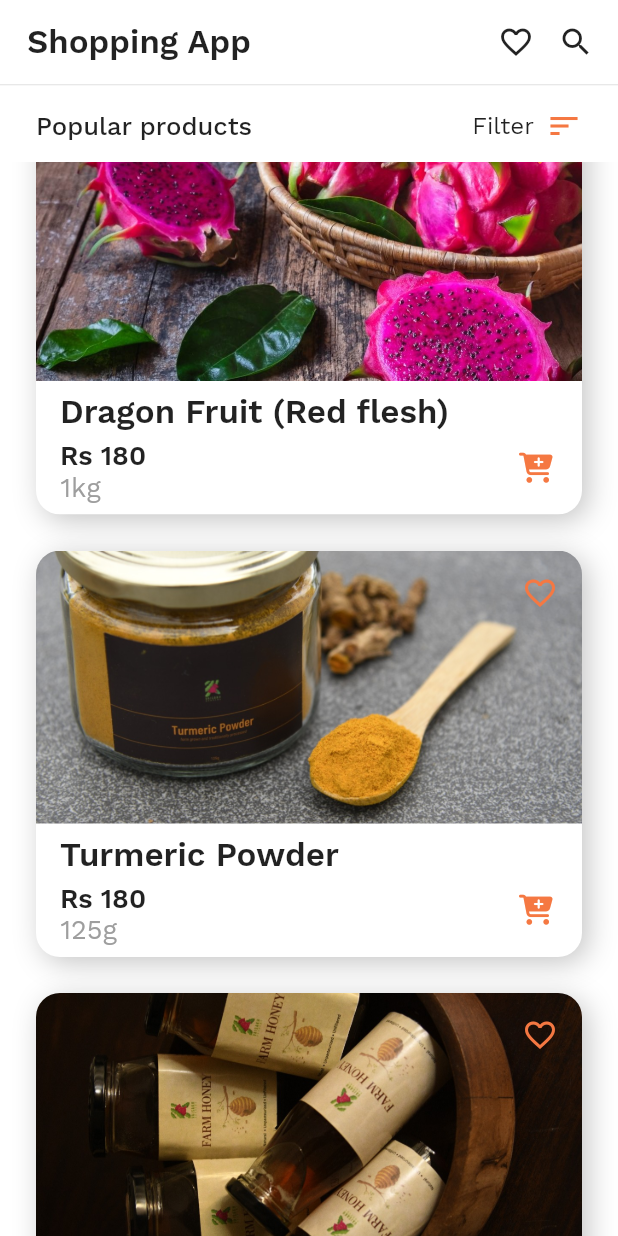
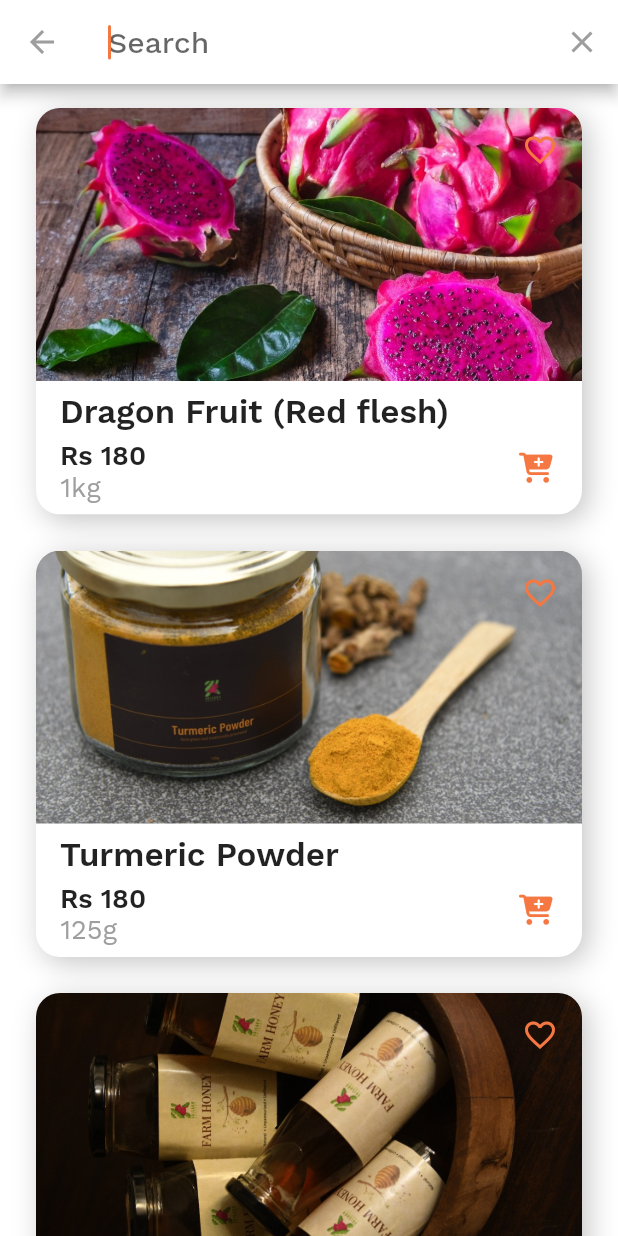
Before and after one commit to rijaz-logiticks/Shopping-App-UI, a Flutter app: the screen it shows after launch, scrolled down 52 dp, after a tap on the "search" icon, on a phone screen of 412 x 824 dp. Run offline on Flutter 3.47's test engine with Material 2 defaults, Android fonts, the phone set to English and light mode, and no system bars; our stand-ins replace flushbar, font_awesome_flutter.

Commit message:
added search products

```diff
--- a/lib/models/shopping_list_data.dart
+++ b/lib/models/shopping_list_data.dart
@@ -13,7 +13,7 @@ class Product {
     this.categoryId,
   });
 
-  static List<Product> shoppingList = <Product>[
+  static List<Product> demoProducts = <Product>[
     Product(
       image: 'assets/images/shopping_1.jpeg',
       name: 'Dragon Fruit (Red flesh) ',
--- a/lib/screens/shopping_home_screen.dart
+++ b/lib/screens/shopping_home_screen.dart
@@ -1,11 +1,11 @@
 import 'dart:ui';
 
 import 'package:flutter/material.dart';
-import 'package:font_awesome_flutter/font_awesome_flutter.dart';
 import 'package:intl/intl.dart';
 import 'package:shopping_ui/models/shopping_list_data.dart';
 import 'package:shopping_ui/theme/shopping_app_theme.dart';
 import 'package:shopping_ui/widgets/calendar_popup_view.dart';
+import 'package:shopping_ui/widgets/custom_search_delegate.dart';
 import 'package:shopping_ui/widgets/shopping_list_view.dart';
 
 class ShoppingHomeScreen extends StatefulWidget {
@@ -16,7 +16,7 @@ class ShoppingHomeScreen extends StatefulWidget {
 class _ShoppingHomeScreenState extends State<ShoppingHomeScreen>
     with TickerProviderStateMixin {
   late AnimationController animationController;
-  List<Product> shoppingList = Product.shoppingList;
+  List<Product> productList = Product.demoProducts;
   final ScrollController _scrollController = ScrollController();
 
   DateTime startDate = DateTime.now();
@@ -76,13 +76,13 @@ class _ShoppingHomeScreenState extends State<ShoppingHomeScreen>
                         color:
                             ShoppingAppTheme.buildLightTheme().backgroundColor,
                         child: ListView.builder(
-                          itemCount: shoppingList.length,
+                          itemCount: productList.length,
                           padding: const EdgeInsets.only(top: 8),
                           scrollDirection: Axis.vertical,
                           itemBuilder: (BuildContext context, int index) {
-                            final int count = shoppingList.length > 10
+                            final int count = productList.length > 10
                                 ? 10
-                                : shoppingList.length;
+                                : productList.length;
                             final Animation<double> animation =
                                 Tween<double>(begin: 0.0, end: 1.0).animate(
                                     CurvedAnimation(
@@ -93,7 +93,7 @@ class _ShoppingHomeScreenState extends State<ShoppingHomeScreen>
                             animationController.forward();
                             return ShoppingListView(
                               callback: () {},
-                              shoppingData: shoppingList[index],
+                              shoppingData: productList[index],
                               animation: animation,
                               animationController: animationController,
                             );
@@ -133,11 +133,11 @@ class _ShoppingHomeScreenState extends State<ShoppingHomeScreen>
                   return const SizedBox();
                 } else {
                   return ListView.builder(
-                    itemCount: shoppingList.length,
+                    itemCount: productList.length,
                     scrollDirection: Axis.vertical,
                     itemBuilder: (BuildContext context, int index) {
                       final int count =
-                          shoppingList.length > 10 ? 10 : shoppingList.length;
+                          productList.length > 10 ? 10 : productList.length;
                       final Animation<double> animation =
                           Tween<double>(begin: 0.0, end: 1.0).animate(
                               CurvedAnimation(
@@ -148,7 +148,7 @@ class _ShoppingHomeScreenState extends State<ShoppingHomeScreen>
 
                       return ShoppingListView(
                         callback: () {},
-                        shoppingData: shoppingList[index],
+                        shoppingData: productList[index],
                         animation: animation,
                         animationController: animationController,
                       );
@@ -164,9 +164,9 @@ class _ShoppingHomeScreenState extends State<ShoppingHomeScreen>
   }
 
   Widget getHotelViewList() {
-    final List<Widget> shoppingListViews = <Widget>[];
-    for (int i = 0; i < shoppingList.length; i++) {
-      final int count = shoppingList.length;
+    final List<Widget> productListViews = <Widget>[];
+    for (int i = 0; i < productList.length; i++) {
+      final int count = productList.length;
       final Animation<double> animation =
           Tween<double>(begin: 0.0, end: 1.0).animate(
         CurvedAnimation(
@@ -174,10 +174,10 @@ class _ShoppingHomeScreenState extends State<ShoppingHomeScreen>
           curve: Interval((1 / count) * i, 1.0, curve: Curves.fastOutSlowIn),
         ),
       );
-      shoppingListViews.add(
+      productListViews.add(
         ShoppingListView(
           callback: () {},
-          shoppingData: shoppingList[i],
+          shoppingData: productList[i],
           animation: animation,
           animationController: animationController,
         ),
@@ -185,7 +185,7 @@ class _ShoppingHomeScreenState extends State<ShoppingHomeScreen>
     }
     animationController.forward();
     return Column(
-      children: shoppingListViews,
+      children: productListViews,
     );
   }
 
@@ -356,9 +356,7 @@ class _ShoppingHomeScreenState extends State<ShoppingHomeScreen>
                     borderRadius: const BorderRadius.all(
                       Radius.circular(4.0),
                     ),
-                    onTap: () {
-
-                    },
+                    onTap: () {},
                     child: Padding(
                       padding: const EdgeInsets.only(left: 8),
                       child: Row(
@@ -471,7 +469,11 @@ class _ShoppingHomeScreenState extends State<ShoppingHomeScreen>
                       borderRadius: const BorderRadius.all(
                         Radius.circular(32.0),
                       ),
-                      onTap: () {},
+                      onTap: () {
+                        showSearch(
+                            context: context,
+                            delegate: CustomSearchDelegate());
+                      },
                       child: Padding(
                         padding: const EdgeInsets.all(8.0),
                         child: Icon(Icons.search),
--- /dev/null
+++ b/lib/widgets/custom_search_delegate.dart
@@ -0,0 +1,86 @@
+import 'package:flutter/material.dart';
+import 'package:shopping_ui/models/shopping_list_data.dart';
+import 'package:shopping_ui/theme/shopping_app_theme.dart';
+import 'package:shopping_ui/widgets/shopping_list_view.dart';
+
+import 'search_product_item.dart';
+
+class CustomSearchDelegate extends SearchDelegate {
+  @override
+  List<Widget> buildActions(BuildContext context) {
+    return [
+      IconButton(
+        icon: Icon(Icons.clear),
+        onPressed: () {
+          query = '';
+        },
+      ),
+    ];
+  }
+
+  @override
+  Widget buildLeading(BuildContext context) {
+    return IconButton(
+      icon: Icon(Icons.arrow_back),
+      onPressed: () {
+        close(context, null);
+      },
+    );
+  }
+
+  @override
+  Widget buildResults(BuildContext context) {
+    // if (query.length < 3)
+    //   return Column(
+    //     mainAxisAlignment: MainAxisAlignment.center,
+    //     children: <Widget>[
+    //       Center(
+    //         child: Text(
+    //           "Search term must be longer than two letters.",
+    //         ),
+    //       )
+    //     ],
+    //   );
+
+    List<Product> products = Product.demoProducts
+        .where((e) => (e.name!.toLowerCase().contains(query.toLowerCase())))
+        .toList();
+
+    return Container(
+      color: ShoppingAppTheme.buildLightTheme().backgroundColor,
+      child: ListView.builder(
+        itemCount: products.length,
+        padding: const EdgeInsets.only(top: 8),
+        scrollDirection: Axis.vertical,
+        itemBuilder: (BuildContext context, int index) {
+          return SearchProductItem(
+            callback: () {},
+            product: products[index],
+          );
+        },
+      ),
+    );
+  }
+
+  @override
+  Widget buildSuggestions(BuildContext context) {
+    List<Product> products = Product.demoProducts
+        .where((e) => (e.name!.toLowerCase().contains(query.toLowerCase())))
+        .toList();
+
+    return Container(
+      color: ShoppingAppTheme.buildLightTheme().backgroundColor,
+      child: ListView.builder(
+        itemCount: products.length,
+        padding: const EdgeInsets.only(top: 8),
+        scrollDirection: Axis.vertical,
+        itemBuilder: (BuildContext context, int index) {
+          return SearchProductItem(
+            callback: () {},
+            product: products[index],
+          );
+        },
+      ),
+    );
+  }
+}
--- /dev/null
+++ b/lib/widgets/search_product_item.dart
@@ -0,0 +1,144 @@
+import 'package:flutter/material.dart';
+import 'package:font_awesome_flutter/font_awesome_flutter.dart';
+import 'package:shopping_ui/models/shopping_list_data.dart';
+import 'package:shopping_ui/theme/shopping_app_theme.dart';
+import 'package:shopping_ui/widgets/utils.dart';
+
+class SearchProductItem extends StatelessWidget {
+  const SearchProductItem(
+      {Key? key, required this.product, required this.callback})
+      : super(key: key);
+
+  final VoidCallback callback;
+  final Product product;
+
+  @override
+  Widget build(BuildContext context) {
+    return Padding(
+      padding: const EdgeInsets.only(left: 24, right: 24, top: 8, bottom: 16),
+      child: InkWell(
+        splashColor: Colors.transparent,
+        onTap: () {
+          callback();
+        },
+        child: Container(
+          decoration: BoxDecoration(
+            borderRadius: const BorderRadius.all(Radius.circular(16.0)),
+            boxShadow: <BoxShadow>[
+              BoxShadow(
+                color: Colors.grey.withOpacity(0.6),
+                offset: const Offset(4, 4),
+                blurRadius: 16,
+              ),
+            ],
+          ),
+          child: ClipRRect(
+            borderRadius: const BorderRadius.all(Radius.circular(16.0)),
+            child: Stack(
+              children: <Widget>[
+                Column(
+                  children: <Widget>[
+                    AspectRatio(
+                      aspectRatio: 2,
+                      child: Image.asset(
+                        product.image ?? '',
+                        fit: BoxFit.cover,
+                      ),
+                    ),
+                    Container(
+                      color: ShoppingAppTheme.buildLightTheme().backgroundColor,
+                      child: Padding(
+                        padding: const EdgeInsets.only(
+                            left: 16, top: 8, bottom: 8, right: 16),
+                        child: Column(
+                          mainAxisAlignment: MainAxisAlignment.center,
+                          crossAxisAlignment: CrossAxisAlignment.start,
+                          children: <Widget>[
+                            Text(
+                              product.name ?? '',
+                              textAlign: TextAlign.left,
+                              style: TextStyle(
+                                fontWeight: FontWeight.w600,
+                                fontSize: 22,
+                              ),
+                            ),
+                            Padding(
+                              padding: const EdgeInsets.only(right: 16, top: 5),
+                              child: Column(
+                                mainAxisAlignment: MainAxisAlignment.center,
+                                crossAxisAlignment: CrossAxisAlignment.end,
+                                children: <Widget>[
+                                  Text(
+                                    'Rs ${product.price}',
+                                    textAlign: TextAlign.left,
+                                    style: TextStyle(
+                                      fontWeight: FontWeight.w600,
+                                      fontSize: 18,
+                                    ),
+                                  ),
+                                ],
+                              ),
+                            ),
+                            Row(
+                              crossAxisAlignment: CrossAxisAlignment.center,
+                              mainAxisAlignment: MainAxisAlignment.spaceBetween,
+                              children: <Widget>[
+                                Text(
+                                  product.quantity ?? '',
+                                  style: TextStyle(
+                                      fontSize: 18, color: Colors.grey),
+                                ),
+                              ],
+                            ),
+                          ],
+                        ),
+                      ),
+                    ),
+                  ],
+                ),
+                Positioned(
+                  bottom: 8,
+                  right: 8,
+                  child: IconButton(
+                    iconSize: 20,
+                    padding: EdgeInsets.all(0),
+                    icon: Icon(
+                      FontAwesomeIcons.cartPlus,
+                      color: ShoppingAppTheme.buildLightTheme().primaryColor,
+                    ),
+                    onPressed: () {
+                      showSnack('Added to cart', context);
+                    },
+                  ),
+                ),
+                Positioned(
+                  top: 8,
+                  right: 8,
+                  child: Material(
+                    color: Colors.transparent,
+                    child: InkWell(
+                      borderRadius: const BorderRadius.all(
+                        Radius.circular(32.0),
+                      ),
+                      onTap: () {
+                        showSnack('Added to wishlist', context);
+                      },
+                      child: Padding(
+                        padding: const EdgeInsets.all(8.0),
+                        child: Icon(
+                          Icons.favorite_border,
+                          color:
+                              ShoppingAppTheme.buildLightTheme().primaryColor,
+                        ),
+                      ),
+                    ),
+                  ),
+                )
+              ],
+            ),
+          ),
+        ),
+      ),
+    );
+  }
+}
```
